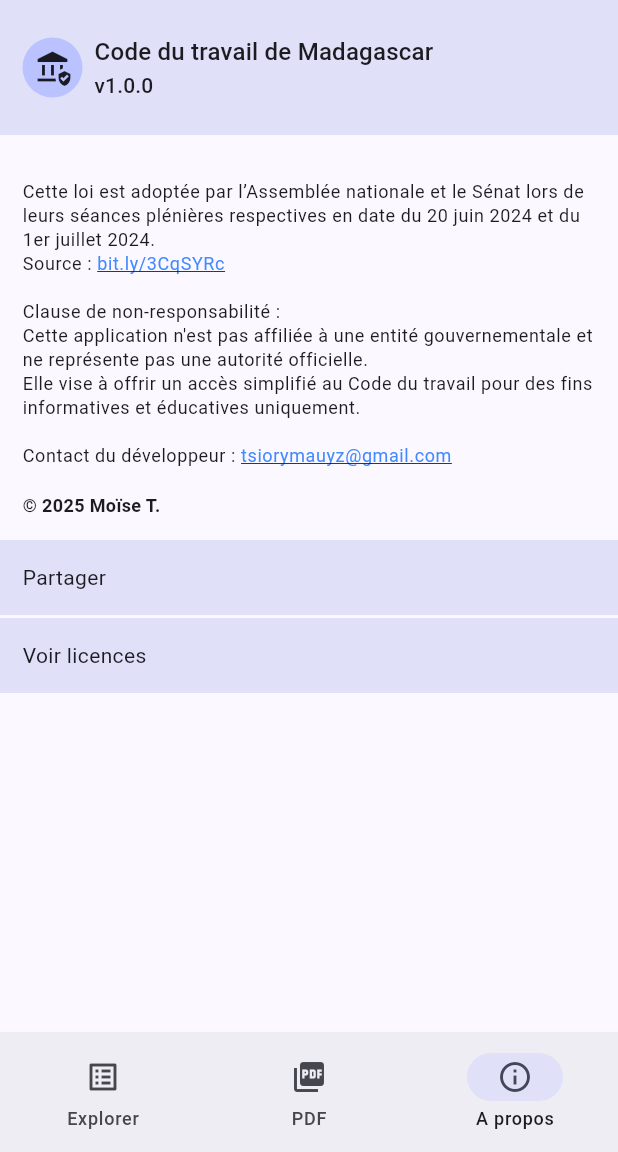
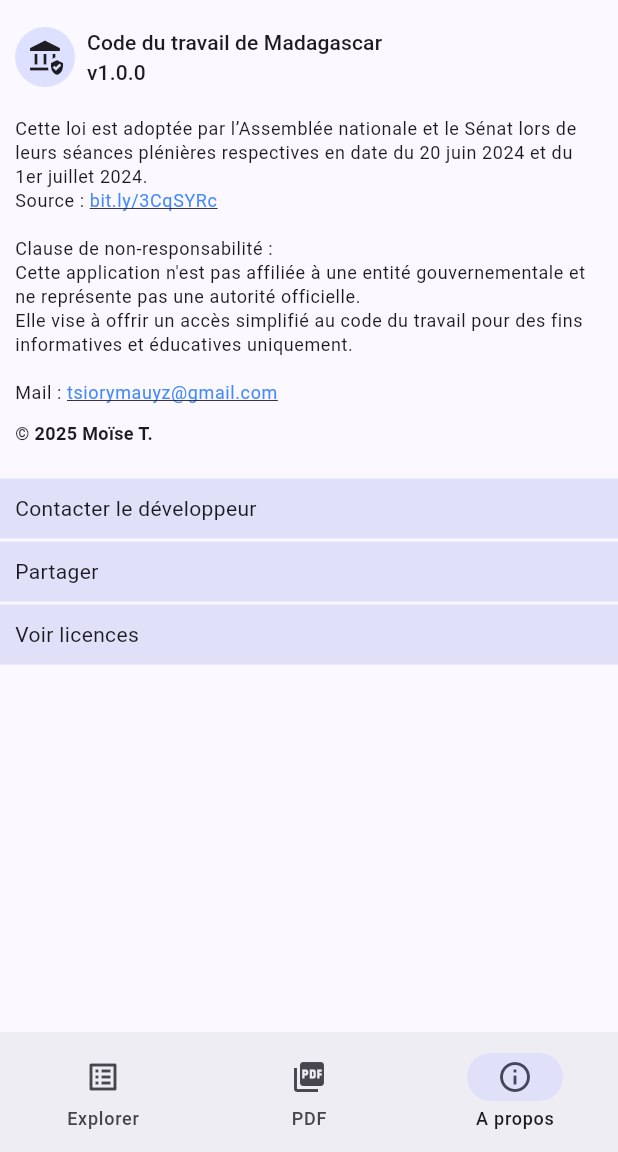
Before and after one commit to mauyz/madagascar_workcode, a Flutter app: the screen it shows after launch, item 3 of the bottom bar chosen, after a tap on "Partager", on a phone screen of 412 x 824 dp, the part 84-1236 px from its top. Run offline on Flutter 3.47's test engine with Material 3 defaults, Android fonts, the phone set to English and light mode, and no system bars; drawn by our look-alikes of flutter_linkify; our stand-ins replace flutter_bloc, get_it, go_router, share_plus, shared_preferences; missing offline and left inert: flutter_email_sender, syncfusion_flutter_pdfviewer.

Commit message:
update about page

```diff
--- a/lib/core/app_constants.dart
+++ b/lib/core/app_constants.dart
@@ -15,7 +15,7 @@ class AppConstants {
   static const appClause =
       "Clause de non-responsabilité :\nCette application n'est pas affiliée à "
       "une entité gouvernementale et ne représente pas une autorité officielle.\n"
-      "Elle vise à offrir un accès simplifié au Code du travail "
+      "Elle vise à offrir un accès simplifié au code du travail "
       "pour des fins informatives et éducatives uniquement.";
 
   static final copyright = "© ${DateTime.now().year} Moïse T.";
--- a/lib/presentation/about/about_page.dart
+++ b/lib/presentation/about/about_page.dart
@@ -1,7 +1,12 @@
+import 'dart:io';
+
 import 'package:flutter/material.dart';
+import 'package:flutter_email_sender/flutter_email_sender.dart';
 import 'package:flutter_linkify/flutter_linkify.dart';
 import 'package:madagascar_workcoode/core/app_constants.dart';
+import 'package:share_plus/share_plus.dart';
 import 'package:url_launcher/url_launcher.dart';
+import 'package:url_launcher/url_launcher_string.dart';
 
 class AboutPage extends StatelessWidget {
   const AboutPage({super.key});
@@ -11,18 +16,16 @@ class AboutPage extends StatelessWidget {
     final ThemeData themeData = Theme.of(context);
     return SingleChildScrollView(
       child: Column(
+        spacing: 2,
         crossAxisAlignment: CrossAxisAlignment.stretch,
         mainAxisSize: MainAxisSize.min,
         children: <Widget>[
-          ColoredBox(
-            color: themeData.colorScheme.secondaryContainer,
-            child: Padding(
-              padding: const EdgeInsets.all(15.0),
+          Padding(
+            padding: const EdgeInsets.all(10.0),
             child: Row(
               children: [
                 Flexible(
                   child: CircleAvatar(
-                      backgroundColor:themeData.colorScheme.inversePrimary,
                     child: IconTheme(
                       data: themeData.iconTheme,
                       child: Icon(Icons.assured_workload),
@@ -39,7 +42,7 @@ class AboutPage extends StatelessWidget {
                       children: [
                         Text(
                           AppConstants.appTitle,
-                            style: themeData.textTheme.titleMedium,
+                          style: themeData.textTheme.titleSmall,
                         ),
                         Text(
                           AppConstants.appVersion,
@@ -52,18 +55,17 @@ class AboutPage extends StatelessWidget {
               ],
             ),
           ),
+          Padding(
+            padding: const EdgeInsets.only(
+              left: 10.0,
+              right: 10,
+              bottom: 20,
             ),
-          Padding(
-            padding: const EdgeInsets.all(15.0),
             child: ListBody(
               children: <Widget>[
-                const SizedBox(
-                  height: 15.0,
-                ),
                 SelectableLinkify(
-                  text:
-                      "${AppConstants.aboutApp} \n\n${AppConstants.appClause}"
-                      "\n\nContact du développeur : ${AppConstants.mauyzEmail}",
+                  text: "${AppConstants.aboutApp} \n\n${AppConstants.appClause}"
+                      "\n\nMail : ${AppConstants.mauyzEmail}",
                   style: themeData.textTheme.bodySmall,
                   onOpen: (link) async {
                     if (await canLaunchUrl(Uri.parse(link.url))) {
@@ -72,7 +74,7 @@ class AboutPage extends StatelessWidget {
                   },
                 ),
                 Padding(
-                  padding: const EdgeInsets.only(top: 16.0),
+                  padding: const EdgeInsets.only(top: 10.0),
                   child: Text(
                     AppConstants.copyright,
                     style: const TextStyle(
@@ -87,9 +89,26 @@ class AboutPage extends StatelessWidget {
           Material(
             color: themeData.colorScheme.secondaryContainer,
             child: InkWell(
-              onTap: () {},
+              onTap: () {
+                _sendReport();
+              },
               child: Padding(
-                padding: const EdgeInsets.all(15.0),
+                padding: const EdgeInsets.all(10.0),
+                child: const Text(
+                  "Contacter le développeur",
+                  textAlign: TextAlign.start,
+                ),
+              ),
+            ),
+          ),
+          Material(
+            color: themeData.colorScheme.secondaryContainer,
+            child: InkWell(
+              onTap: () {
+                _shareApp();
+              },
+              child: Padding(
+                padding: const EdgeInsets.all(10.0),
                 child: const Text(
                   "Partager",
                   textAlign: TextAlign.start,
@@ -97,12 +116,11 @@ class AboutPage extends StatelessWidget {
               ),
             ),
           ),
-          SizedBox(height: 2),
           Material(
             color: themeData.colorScheme.secondaryContainer,
             child: InkWell(
               child: Padding(
-                padding: const EdgeInsets.all(15.0),
+                padding: const EdgeInsets.all(10.0),
                 child: const Text(
                   "Voir licences",
                 ),
@@ -128,4 +146,41 @@ class AboutPage extends StatelessWidget {
       ),
     );
   }
+
+  void _sendReport() async {
+    final email = Email(
+      recipients: [
+        AppConstants.mauyzEmail,
+      ],
+    );
+    try {
+      await FlutterEmailSender.send(email);
+    } catch (_) {
+      final uri = Uri(
+        scheme: 'mailto',
+        path: AppConstants.mauyzEmail,
+      );
+      launchUrlString(uri.toString());
     }
+  }
+
+  void _shareApp() async {
+    await Share.share(_getAppLink());
+  }
+
+  String _getAppLink() {
+    if (Platform.isIOS) {
+      //TODO
+    }
+    if (Platform.isLinux) {
+      ///TODO
+    }
+    if (Platform.isWindows) {
+      ///TODO
+    }
+    if (Platform.isMacOS) {
+      ///TODO
+    }
+    return AppConstants.playStoreLink;
+  }
+}
```
Lines whose indentation alone changed are shown as unchanged.
